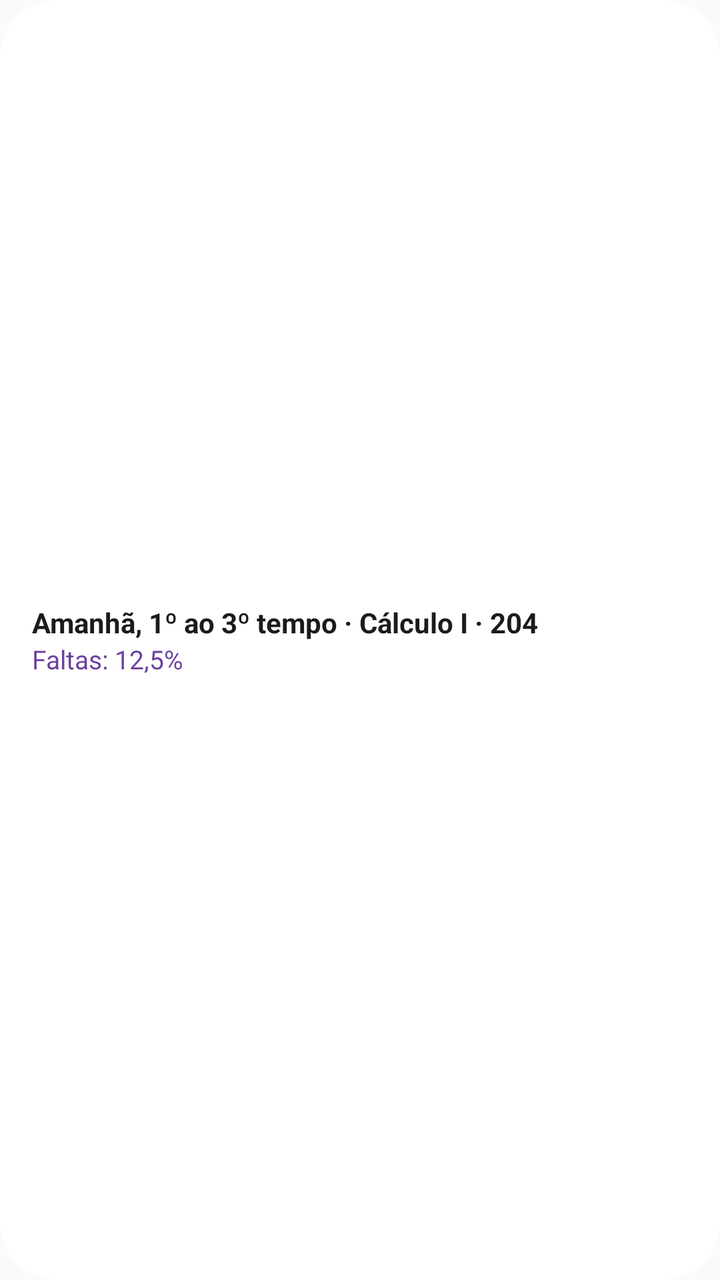
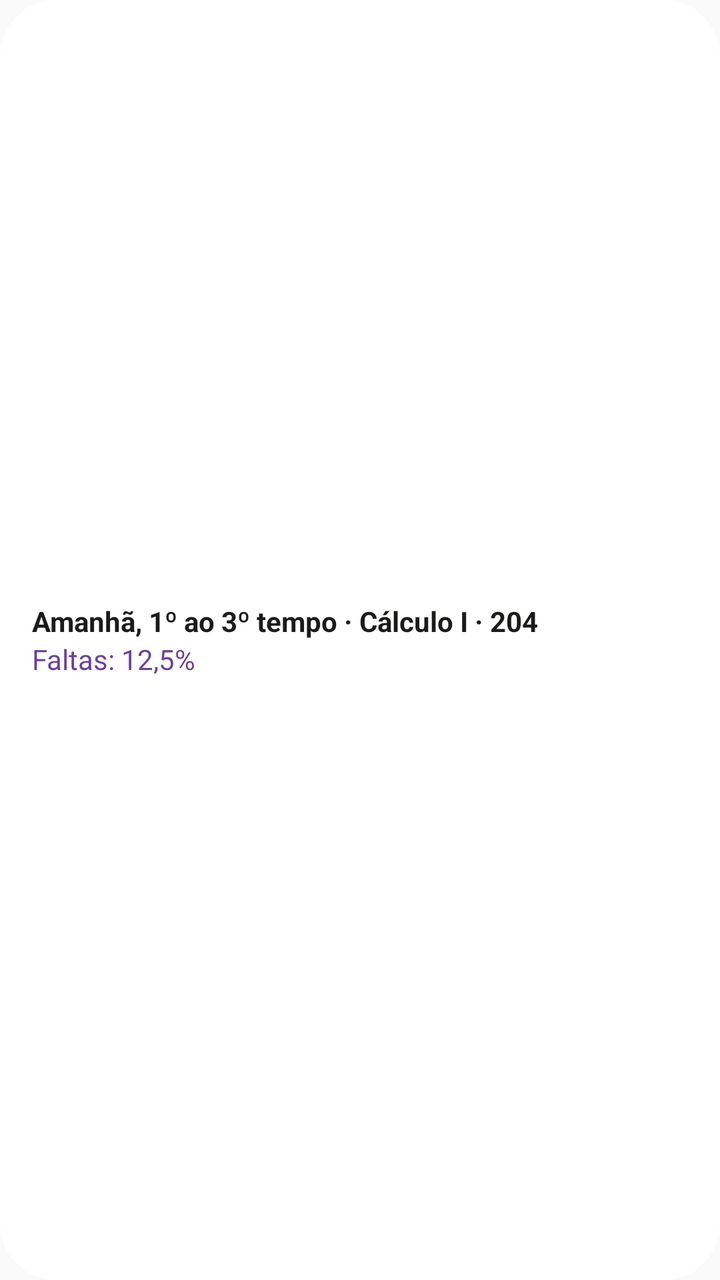

The first picture is an Android layout as it rendered before a commit; the second is the same layout after the commit. The layout source and the unified diff follow.
<!-- AndroidManifest.xml: application theme AppTheme -->
<!-- res/layout/widget_aula.xml -->
<?xml version="1.0" encoding="utf-8"?>
<LinearLayout xmlns:android="http://schemas.android.com/apk/res/android"
    android:id="@android:id/background"
    android:layout_width="match_parent"
    android:layout_height="match_parent"
    android:background="@drawable/widget_fundo"
    android:clipToOutline="true"
    android:gravity="center_vertical"
    android:orientation="vertical"
    android:paddingStart="16dp"
    android:paddingTop="6dp"
    android:paddingEnd="16dp"
    android:paddingBottom="6dp">

    <TextView
        android:id="@+id/aula_linha"
        android:layout_width="match_parent"
        android:layout_height="wrap_content"
        android:ellipsize="end"
        android:maxLines="2"
        android:text="@string/widget_previa_aula"
        android:textColor="@color/widget_texto"
        android:textSize="14sp"
        android:textStyle="bold" />

    <TextView
        android:id="@+id/aula_faltas_ok"
        android:layout_width="match_parent"
        android:layout_height="wrap_content"
        android:maxLines="1"
        android:text="@string/widget_previa_faltas"
        android:textColor="@color/widget_nivel_ok"
        android:textSize="13sp" />

    <TextView
        android:id="@+id/aula_faltas_atencao"
        android:layout_width="match_parent"
        android:layout_height="wrap_content"
        android:maxLines="1"
        android:textColor="@color/widget_nivel_atencao"
        android:textSize="13sp"
        android:visibility="gone" />

    <TextView
        android:id="@+id/aula_faltas_perigo"
        android:layout_width="match_parent"
        android:layout_height="wrap_content"
        android:maxLines="1"
        android:textColor="@color/widget_nivel_perigo"
        android:textSize="13sp"
        android:visibility="gone" />

    <TextView
        android:id="@+id/aula_faltas_critico"
        android:layout_width="match_parent"
        android:layout_height="wrap_content"
        android:maxLines="1"
        android:textColor="@color/widget_nivel_critico"
        android:textSize="13sp"
        android:visibility="gone" />
</LinearLayout>
<!-- resources referenced by this layout -->
<resources>
  <color name="widget_nivel_atencao">#9A5E07</color>
  <color name="widget_nivel_critico">#B91C1C</color>
  <color name="widget_nivel_ok">#6B3FA0</color>
  <color name="widget_nivel_perigo">#C0400C</color>
  <color name="widget_texto">#1C1B19</color>
  <!-- drawable widget_fundo (drawable) -->
  <?xml version="1.0" encoding="utf-8"?>
  <shape xmlns:android="http://schemas.android.com/apk/res/android" android:shape="rectangle">
      <solid android:color="@color/widget_superficie" />
      <corners android:radius="@dimen/widget_raio" />
  </shape>
  <string name="widget_previa_aula">Amanhã, 1º ao 3º tempo · Cálculo I · 204</string>
  <string name="widget_previa_faltas" formatted="false">Faltas: 12,5%</string>
  <style name="AppTheme" parent="Theme.AppCompat.DayNight.NoActionBar">
          <item name="colorPrimary">@color/colorPrimary</item>
          <item name="colorPrimaryDark">@color/colorPrimaryDark</item>
          <item name="colorAccent">@color/colorAccent</item>
      </style>
  <color name="widget_superficie">#FFFFFF</color>
  <dimen name="widget_raio">16dp</dimen>
  <color name="colorPrimary">#6B3FA0</color>
  <color name="colorPrimaryDark">#4A3270</color>
  <color name="colorAccent">#6B3FA0</color>
</resources>

<!-- the commit's change to res/layout/widget_aula.xml (unified diff, before → after) -->
@@ -8,16 +8,16 @@
     android:gravity="center_vertical"
     android:orientation="vertical"
     android:paddingStart="16dp"
-    android:paddingTop="6dp"
+    android:paddingTop="8dp"
     android:paddingEnd="16dp"
-    android:paddingBottom="6dp">
+    android:paddingBottom="8dp">
 
     <TextView
         android:id="@+id/aula_linha"
         android:layout_width="match_parent"
         android:layout_height="wrap_content"
         android:ellipsize="end"
-        android:maxLines="2"
+        android:maxLines="1"
         android:text="@string/widget_previa_aula"
         android:textColor="@color/widget_texto"
         android:textSize="14sp"
@@ -30,32 +30,35 @@
         android:maxLines="1"
         android:text="@string/widget_previa_faltas"
         android:textColor="@color/widget_nivel_ok"
-        android:textSize="13sp" />
+        android:textSize="14sp" />
 
     <TextView
         android:id="@+id/aula_faltas_atencao"
         android:layout_width="match_parent"
         android:layout_height="wrap_content"
+        android:ellipsize="end"
         android:maxLines="1"
         android:textColor="@color/widget_nivel_atencao"
-        android:textSize="13sp"
+        android:textSize="14sp"
         android:visibility="gone" />
 
     <TextView
         android:id="@+id/aula_faltas_perigo"
         android:layout_width="match_parent"
         android:layout_height="wrap_content"
+        android:ellipsize="end"
         android:maxLines="1"
         android:textColor="@color/widget_nivel_perigo"
-        android:textSize="13sp"
+        android:textSize="14sp"
         android:visibility="gone" />
 
     <TextView
         android:id="@+id/aula_faltas_critico"
         android:layout_width="match_parent"
         android:layout_height="wrap_content"
+        android:ellipsize="end"
         android:maxLines="1"
         android:textColor="@color/widget_nivel_critico"
-        android:textSize="13sp"
+        android:textSize="14sp"
         android:visibility="gone" />
 </LinearLayout>
